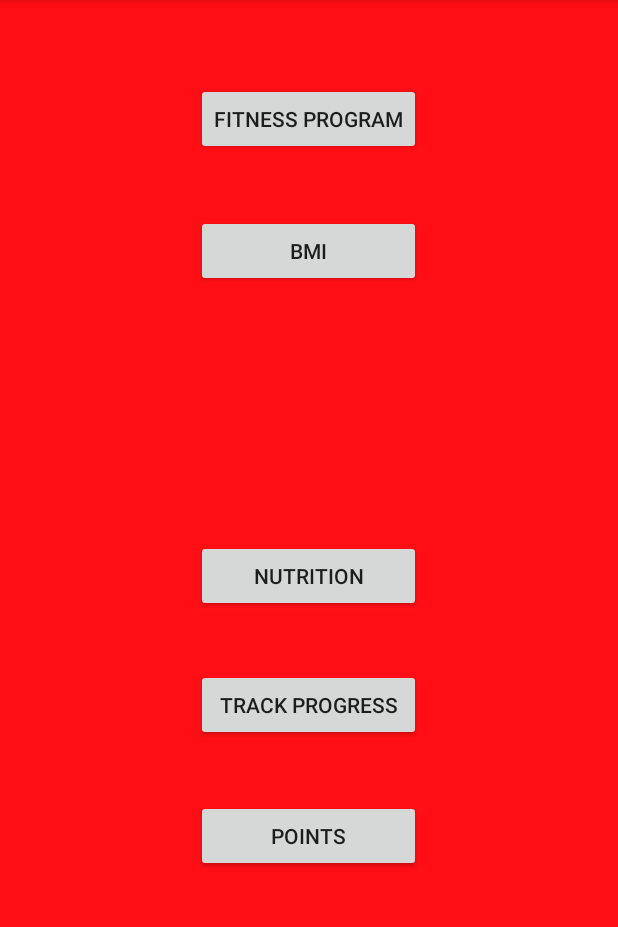
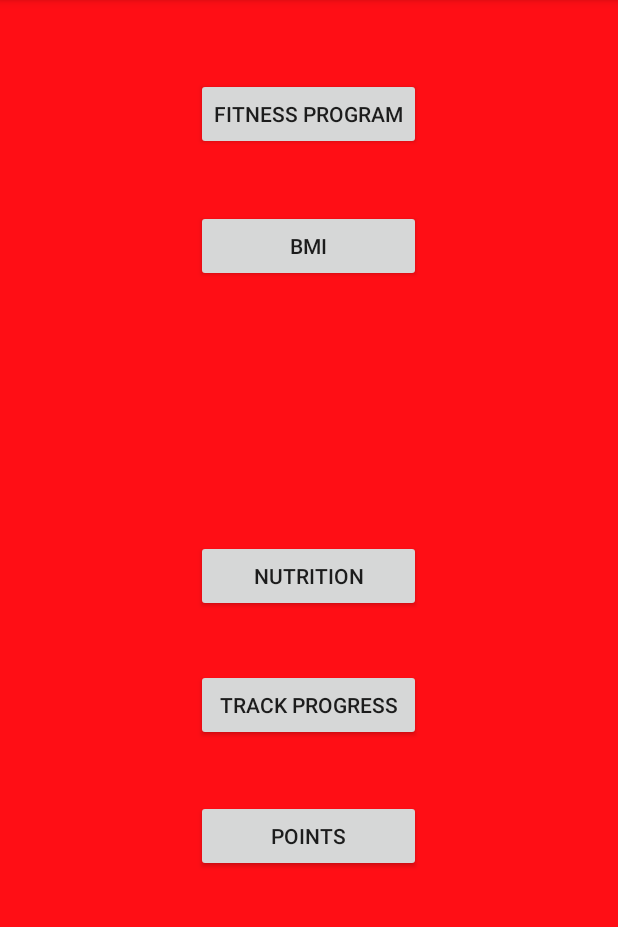
Before and after one commit to SCCapstone/FitLivin, an Android app: the screen it shows after launch (MainActivity), on a phone screen of 412 x 824 dp, the part 84-1011 px from its top. Run offline under Robolectric (Android 15) with nearby library versions, the phone set to English and light mode, and no system bars.

Commit message:
Lined up buttons

```diff
--- a/app/src/main/res/layout/fragment_main.xml
+++ b/app/src/main/res/layout/fragment_main.xml
@@ -12,9 +12,9 @@
         android:text="Fitness Program"
         android:id="@+id/button"
         android:clickable="true"
+        android:layout_marginTop="36dp"
         android:layout_alignParentTop="true"
-        android:layout_centerHorizontal="true"
-        android:layout_marginTop="39dp" />
+        android:layout_centerHorizontal="true" />
 
     <Button
         android:layout_width="wrap_content"
```
